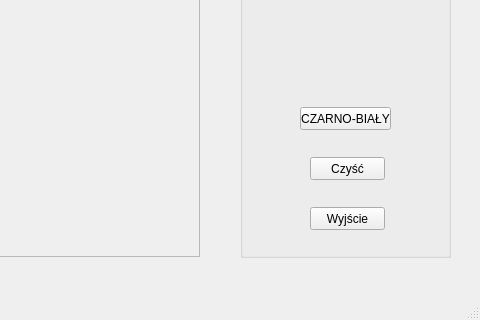
This is mainwindow.ui in mbobas/QT_erozion_dylatation_open_colse_image as Qt 5 draws it before an edit; both pictures show x 320 to 800 and y 280 to 600 of the 800 by 600 pixel window. The edited form follows.
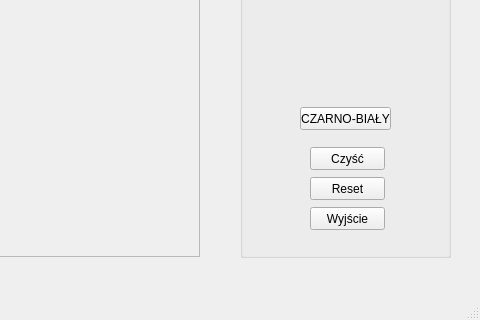
This is the edited form.

Commit message: reset fucntion added

Patch:
```diff
--- a/mainwindow.ui
+++ b/mainwindow.ui
@@ -59,7 +59,7 @@
      <property name="geometry">
       <rect>
        <x>70</x>
-       <y>400</y>
+       <y>390</y>
        <width>75</width>
        <height>23</height>
       </rect>
@@ -94,6 +94,19 @@
       <string>CZARNO-BIAŁY</string>
      </property>
     </widget>
+    <widget class="QPushButton" name="reset">
+     <property name="geometry">
+      <rect>
+       <x>70</x>
+       <y>420</y>
+       <width>75</width>
+       <height>23</height>
+      </rect>
+     </property>
+     <property name="text">
+      <string>Reset</string>
+     </property>
+    </widget>
    </widget>
   </widget>
   <widget class="QMenuBar" name="menuBar">
```
The commit also changes 3 other files.
